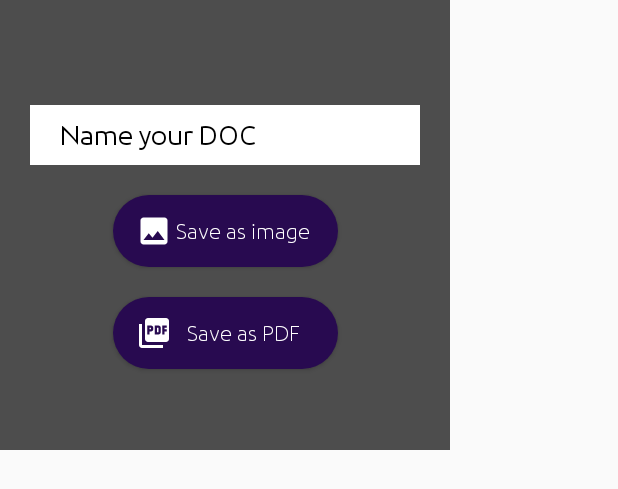
After one commit to modishuham/cammaster, an Android app: the layout dialog_save.xml on its own in the app's theme, with its tools: preview values and no code run, on a phone screen of 412 x 824 dp. The commit adds this screen. Shown: the top 489 px of the screen. Run offline under Robolectric (Android 15) with nearby library versions, the phone set to English and light mode, and no system bars.

Commit message:
commit for pdf converter added

```diff
--- a/app/build.gradle
+++ b/app/build.gradle
@@ -40,4 +40,5 @@ dependencies {
     implementation "androidx.navigation:navigation-ui-ktx:$nav_version"
     //Motion layout
     implementation 'androidx.constraintlayout:constraintlayout:2.0.0-beta8'
+    implementation 'com.itextpdf:itextg:5.5.10'
 }
--- /dev/null
+++ b/app/src/main/java/com/m/cammstrind/utils/DialogUtils.kt
@@ -0,0 +1,5 @@
+package com.m.cammstrind.utils
+
+object DialogUtils {
+
+}
--- /dev/null
+++ b/app/src/main/res/drawable/ic_pdf.xml
@@ -0,0 +1,5 @@
+<vector android:height="24dp" android:tint="#FFFFFF"
+    android:viewportHeight="24" android:viewportWidth="24"
+    android:width="24dp" xmlns:android="http://schemas.android.com/apk/res/android">
+    <path android:fillColor="@android:color/white" android:pathData="M20,2L8,2c-1.1,0 -2,0.9 -2,2v12c0,1.1 0.9,2 2,2h12c1.1,0 2,-0.9 2,-2L22,4c0,-1.1 -0.9,-2 -2,-2zM11.5,9.5c0,0.83 -0.67,1.5 -1.5,1.5L9,11v2L7.5,13L7.5,7L10,7c0.83,0 1.5,0.67 1.5,1.5v1zM16.5,11.5c0,0.83 -0.67,1.5 -1.5,1.5h-2.5L12.5,7L15,7c0.83,0 1.5,0.67 1.5,1.5v3zM20.5,8.5L19,8.5v1h1.5L20.5,11L19,11v2h-1.5L17.5,7h3v1.5zM9,9.5h1v-1L9,8.5v1zM4,6L2,6v14c0,1.1 0.9,2 2,2h14v-2L4,20L4,6zM14,11.5h1v-3h-1v3z"/>
+</vector>
--- a/app/src/main/res/values/strings.xml
+++ b/app/src/main/res/values/strings.xml
@@ -8,4 +8,7 @@
     <string name="about">About</string>
     <string name="camera">Camera</string>
     <string name="files">Files</string>
+    <string name="name_your_doc">Name your DOC</string>
+    <string name="save_as_image">Save as image</string>
+    <string name="save_as_pdf">Save as PDF</string>
 </resources>
--- a/scanlibrary/src/main/java/com/scanlibrary/ScanConstants.java
+++ b/scanlibrary/src/main/java/com/scanlibrary/ScanConstants.java
@@ -18,4 +18,6 @@ public class ScanConstants {
             .getExternalStorageDirectory().getPath() + "/scanSample";
 
     public final static String SELECTED_BITMAP = "selectedBitmap";
+    public final static String SELECTED_BITMAP_TYPE = "selectedBitmapType";
+    public final static String SELECTED_BITMAP_NAME = "selectedBitmapName";
 }
--- /dev/null
+++ b/scanlibrary/src/main/res/layout/dialog_save.xml
@@ -0,0 +1,67 @@
+<?xml version="1.0" encoding="utf-8"?>
+<androidx.constraintlayout.widget.ConstraintLayout xmlns:android="http://schemas.android.com/apk/res/android"
+    xmlns:app="http://schemas.android.com/apk/res-auto"
+    android:layout_width="300dp"
+    android:layout_height="300dp"
+    android:background="@color/colorGray">
+
+    <EditText
+        android:id="@+id/et_file_name"
+        android:layout_width="match_parent"
+        android:layout_height="40dp"
+        android:layout_marginStart="20dp"
+        android:layout_marginTop="70dp"
+        android:layout_marginEnd="20dp"
+        android:background="@color/colorWhite"
+        android:digits="0123456789qwertzuiopasdfghjklyxcvbnm_@."
+        android:fontFamily="@font/ubuntu"
+        android:hint="@string/name_your_doc"
+        android:inputType="text"
+        android:maxLength="30"
+        android:maxLines="1"
+        android:paddingStart="20dp"
+        android:paddingEnd="20dp"
+        android:textColor="@color/colorBlack"
+        android:textColorHint="@color/colorBlack"
+        app:layout_constraintEnd_toEndOf="parent"
+        app:layout_constraintHorizontal_bias="0.0"
+        app:layout_constraintStart_toStartOf="parent"
+        app:layout_constraintTop_toTopOf="parent" />
+
+    <Button
+        android:id="@+id/btn_save_img"
+        android:layout_width="150dp"
+        android:layout_height="wrap_content"
+        android:layout_marginTop="20dp"
+        android:background="@drawable/circle_background"
+        android:drawableStart="@drawable/ic_original"
+        android:fontFamily="@font/ubuntu_light"
+        android:padding="10dp"
+        android:paddingStart="15dp"
+        android:paddingEnd="15dp"
+        android:text="@string/save_as_image"
+        android:textAllCaps="false"
+        android:textColor="@color/colorWhite"
+        app:layout_constraintEnd_toEndOf="@+id/et_file_name"
+        app:layout_constraintStart_toStartOf="@+id/et_file_name"
+        app:layout_constraintTop_toBottomOf="@+id/et_file_name" />
+
+    <Button
+        android:id="@+id/btn_save_pdf"
+        android:layout_width="150dp"
+        android:layout_height="wrap_content"
+        android:layout_marginTop="20dp"
+        android:background="@drawable/circle_background"
+        android:drawableStart="@drawable/ic_pdf"
+        android:fontFamily="@font/ubuntu_light"
+        android:padding="10dp"
+        android:paddingStart="15dp"
+        android:paddingEnd="15dp"
+        android:text="@string/save_as_pdf"
+        android:textAllCaps="false"
+        android:textColor="@color/colorWhite"
+        app:layout_constraintEnd_toEndOf="@+id/btn_save_img"
+        app:layout_constraintStart_toStartOf="@+id/btn_save_img"
+        app:layout_constraintTop_toBottomOf="@+id/btn_save_img" />
+
+</androidx.constraintlayout.widget.ConstraintLayout>
```
Also changed, not shown: app/src/main/java/com/m/cammstrind/ui/home/HomeFragment.kt (+34 -9 lines), scanlibrary/src/main/java/com/scanlibrary/ResultFragment.java (+43 -14 lines).
